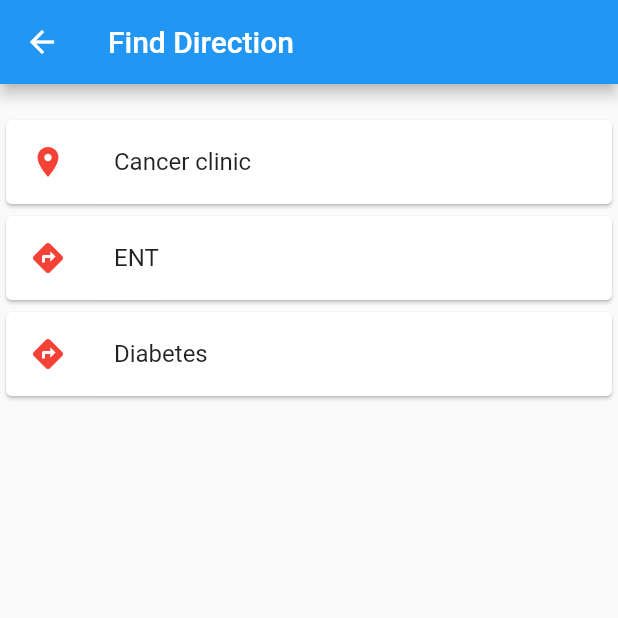
After one commit to kelvinwm/flutter-app, a Flutter app: the Home screen opened by its route, in the side drawer, after a tap on "Find Clinic Direction", on a phone screen of 412 x 824 dp, the top half of it. The commit adds this screen. Run offline on Flutter 3.47's test engine with Material 2 defaults, Android fonts, the phone set to English and light mode, and no system bars; our stand-ins replace cloud_firestore, firebase_auth, shared_preferences, toast; accounts and stored records are empty.

Commit message:
Add google maps

```diff
--- a/lib/auth/root_page.dart
+++ b/lib/auth/root_page.dart
@@ -20,8 +20,10 @@ class _RootPageState extends State<RootPage> {
   AuthStatus _authStatus = AuthStatus.notSignedIn;
   String userId;
 
-  void _signedIn() {
+  void _signedIn() async {
+    final prefs = await SharedPreferences.getInstance();
     setState(() {
+      userId = prefs.getString('userId') ?? '';
       _authStatus = AuthStatus.SignedIn;
     });
   }
--- a/lib/pages/all_clinics.dart
+++ b/lib/pages/all_clinics.dart
@@ -95,6 +95,6 @@ class AllClinics extends StatelessWidget {
     final prefs = await SharedPreferences.getInstance();
     prefs.setString('booked_clinic', clinic);
     Navigator.push(context,
-        MaterialPageRoute(builder: (BuildContext context) => BookNew(clinic)));
+        MaterialPageRoute(builder: (BuildContext context) => BookNew(clinic, "NO", "")));
   }
 }
--- a/lib/pages/home.dart
+++ b/lib/pages/home.dart
@@ -9,13 +9,15 @@ import 'consult_specialist.dart';
 import 'Book_me.dart';
 import 'new_patient_details.dart';
 import 'all_chats.dart';
+import '../screens/map_screen.dart';
+import '../auth/root_page.dart';
 
 class Home extends StatefulWidget {
   Home(this.auth, this.onSignedOut, this.userId);
 
   final Auth auth;
   final VoidCallback onSignedOut;
-  final String userId;
+  String userId;
 
   @override
   State<StatefulWidget> createState() {
@@ -25,6 +27,8 @@ class Home extends StatefulWidget {
 }
 
 class HomepageState extends State<Home> {
+  String myUserId;
+
   void _signOut() async {
     try {
       await widget.auth.signOut();
@@ -64,7 +68,7 @@ class HomepageState extends State<Home> {
             default:
               return Column(
                 children: <Widget>[
-                  incomingMessage(snapshot),
+                  incomingMessage(snapshot, context),
                 ],
               );
           }
@@ -72,7 +76,6 @@ class HomepageState extends State<Home> {
       ),
       floatingActionButton: FloatingActionButton(
         onPressed: () {
-//          _addPref();
           showAlertDialog(context);
         },
         tooltip: "oops",
@@ -118,16 +121,27 @@ class HomepageState extends State<Home> {
               title: Text('Consult Specialist'),
               onTap: () {
                 // Update the state of the app.
-                // ...
                 // Then close the drawer
                 Navigator.pop(context);
                 _allChats();
               },
             ),
             ListTile(
+              leading: Icon(Icons.location_on),
+              title: Text('Find Clinic Direction'),
+              onTap: () {
+                Navigator.pop(context);
+                Navigator.push(
+                    context,
+                    MaterialPageRoute(
+                        builder: (BuildContext context) => Nearby()));
+              },
+            ),
+            ListTile(
               leading: Icon(Icons.label),
               title: Text('Logout'),
               onTap: () {
+                Navigator.pop(context);
                 _signOut();
                 Navigator.of(context).pushReplacementNamed('/login');
               },
@@ -137,14 +151,18 @@ class HomepageState extends State<Home> {
       ),
     );
   }
+
+  void _getUserId() async {
+    final prefs = await SharedPreferences.getInstance();
+    myUserId = prefs.getString('userId') ?? '';
+  }
 }
 
-Widget incomingMessage(AsyncSnapshot<QuerySnapshot> snapshot) {
-//  debugPrint(snapshot.data.documents.);
+Widget incomingMessage(
+    AsyncSnapshot<QuerySnapshot> snapshot, BuildContext context) {
   return Expanded(
     child: ListView(
       children: snapshot.data.documents.map((DocumentSnapshot document) {
-        print('HAPA ${document.documentID}');
         return Card(
           elevation: 4,
           //  titles[index]     <-- Card widget
@@ -179,8 +197,14 @@ Widget incomingMessage(AsyncSnapshot<QuerySnapshot> snapshot) {
               trailing: IconButton(
                 icon: new Icon(Icons.edit),
                 onPressed: () {
-                  /* Your code */
-                  print(document['time']);
+//                  print('HAPA ${document.documentID}'); // doc id
+//                  /* Your code */
+//                  print(document['time']);
+                  Navigator.push(
+                      context,
+                      MaterialPageRoute(
+                          builder: (BuildContext context) => BookNew(
+                              document['clinic'], "YES", document.documentID)));
                 },
               )),
         );
--- /dev/null
+++ b/lib/screens/map_screen.dart
@@ -0,0 +1,119 @@
+import 'dart:io';
+
+import 'package:flutter/material.dart';
+import 'package:url_launcher/url_launcher.dart';
+
+class Nearby extends StatelessWidget {
+  @override
+  Widget build(BuildContext context) {
+    return Scaffold(
+      appBar: AppBar(
+        title: Text("Find Direction"),
+      ),
+      body: ListView(
+        children: <Widget>[
+          SizedBox(
+            height: 20,
+          ),
+          Card(
+            elevation: 1,
+            child: ListTile(
+                leading: Icon(
+                  Icons.location_on,
+                  color: Colors.red,
+                ),
+                title: Text("Cancer clinic"),
+                onTap: () {
+                  _openMap(
+                      "cancer+treatment+centre+Kenyatta+Hospital,+Nairobi");
+                }),
+          ),
+          Card(
+            elevation: 1,
+            child: ListTile(
+                leading: Icon(
+                  Icons.directions,
+                  color: Colors.red,
+                ),
+                title: Text("ENT"),
+                onTap: () {
+                  _openMap("ENT+Kenyatta+Hospital, +Nairobi");
+                }),
+          ),
+          Card(
+            elevation: 1,
+            child: ListTile(
+                leading: Icon(
+                  Icons.directions,
+                  color: Colors.red,
+                ),
+                title: Text("Diabetes"),
+                onTap: () {
+                  _openMap("Diabetic+Clinic+kenyatta+Hospital, +Nairobi+City");
+                }),
+          ),
+        ],
+      ),
+    );
+  }
+}
+
+
+
+_openMap(String clinic) async {
+  // Android
+//  var url = 'geo:52.32,4.917';
+  var url = 'google.navigation:q=' + clinic;
+  if (Platform.isIOS) {
+    // iOS
+//    url = 'http://maps.apple.com/?ll=52.32,4.917';
+    url =
+        'https://www.google.com/maps?daddr=cancer+treatment+centre+Kenyatta+Hospital,+Nairobi&dir_action=navigate';
+  }
+  if (await canLaunch(url)) {
+    await launch(url);
+  } else {
+    throw 'Could not launch $url';
+  }
+}
+
+//void _launchMapsUrl() async {
+//  final url = 'https://www.google.com/maps?daddr=cancer+treatment+centre+Kenyatta+Hospital,+Nairobi&dir_action=navigate';
+//  if (await canLaunch(url)) {
+//    await launch(url);
+//  } else {
+//    throw 'Could not launch $url';
+//  }
+//}
+
+//listofclinics.add(
+//new ClinicList(
+//"Cancer Treatment Center",
+//"cancer+treatment+centre+Kenyatta+Hospital,+Nairobi",
+//"30",
+//"4"));
+//listofclinics.add(
+//new ClinicList(
+//"ENT",
+//"ENT+Kenyatta+Hospital, +Nairobi",
+//"30",
+//"43"));
+//listofclinics.add(
+//new ClinicList(
+//"Diabetes",
+//"Diabetic+Clinic+kenyatta+Hospital, +Nairobi+City",
+//"20",
+//"34"));
+//listofclinics.add(
+//new ClinicList(
+//"Renal",
+//"Renal+Unit+kenyatta+Hospital,+Nairobi",
+//"20",
+//"43"));
+
+//waze
+//canLaunch("waze://")
+//launch("waze://?ll=${latitude},${longitude}&navigate=yes");
+////gmaps
+//canLaunch("comgooglemaps://")
+//launch("comgooglemaps://?saddr=${latitude},${longitude}&directionsmode=driving")
--- a/pubspec.yaml
+++ b/pubspec.yaml
@@ -30,6 +30,7 @@ dependencies:
   toast: ^0.1.4
   shared_preferences: ^0.5.3+1
   flutter_launcher_icons: ^0.7.2
+  url_launcher: ^5.0.3
 
 dev_dependencies:
   flutter_test:
```
Also changed, not shown: lib/pages/Book_me.dart (+17 -5 lines), pubspec.lock, 3 other files.
